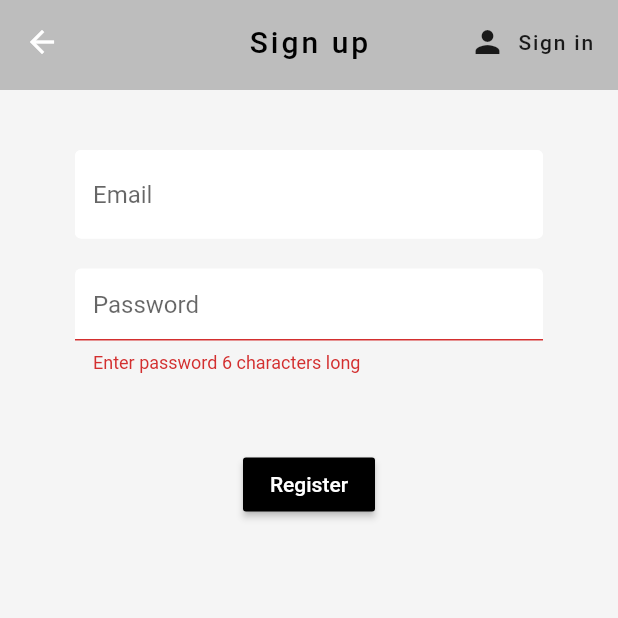
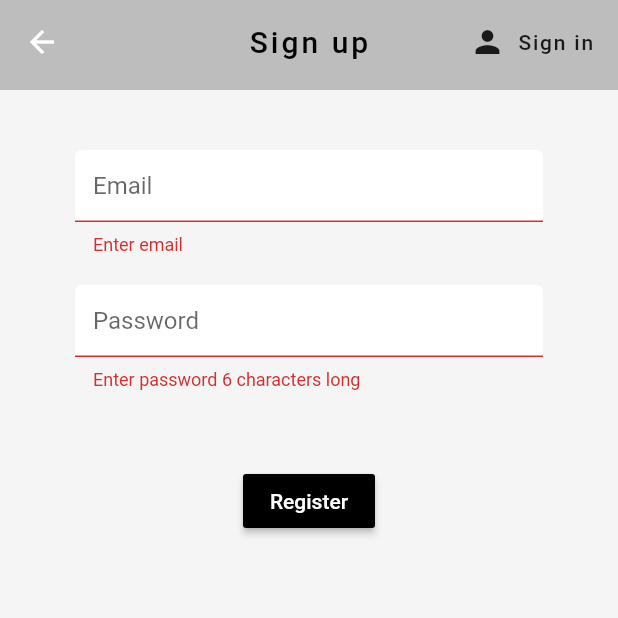
Before and after one commit to NkanyisoSigwaza/my_menu, a Flutter app: the Register screen opened directly, after a tap on "Register", on a phone screen of 412 x 824 dp, the top half of it. Run offline on Flutter 3.47's test engine with Material 2 defaults, Android fonts, the light colour scheme and no system bars; our stand-ins replace cloud_firestore, firebase_auth, firebase_storage, flutter_spinkit, fluttertoast, geolocator and 3 more; missing offline and left inert: flutter_google_places, flutter_polyline_points, geoflutterfire, google_maps_webservice, permission; accounts and stored records are empty.

Commit message:
Register view and code fully separated

```diff
--- a/lib/Authenticate/Register.dart
+++ b/lib/Authenticate/Register.dart
@@ -3,6 +3,7 @@ import 'package:mymenu/Authenticate/Auth.dart';
 import 'package:mymenu/Shared/Constants.dart';
 import 'package:mymenu/Shared/Loading.dart';
 import 'package:mymenu/States/RegisterState.dart';
+import 'package:provider/provider.dart';
 
 class Register extends StatefulWidget {
   final Function toggleView;
@@ -14,11 +15,10 @@ class Register extends StatefulWidget {
 }
 
 class _RegisterState extends State<Register> {
-  RegisterState registerState = RegisterState();
-
 
   @override
   Widget build(BuildContext context) {
+   final registerState = Provider.of<RegisterState>(context);
     return registerState.loading
         ? Loading()
         : Scaffold(
@@ -64,9 +64,9 @@ class _RegisterState extends State<Register> {
                     TextFormField(
                       decoration:
                           textInputDecoration.copyWith(hintText: "Email"),
-                      // ignore: missing_return
+
                       validator: (val){
-                        registerState.validateEmail(val);
+                       return registerState.validateEmail(val);
                       },
                       onChanged: (val) {
                         //returns a value each time the user types or deletes something
@@ -80,14 +80,7 @@ class _RegisterState extends State<Register> {
                       decoration:
                           textInputDecoration.copyWith(hintText: "Password"),
                       validator: (val) {
-                        if (val.length < 6) {
-                          //user didn't enter valid password
-                          return "Enter password 6 characters long";
-                        } else {
-                          //user entered valid password
-
-                          return null;
-                        }
+                       return registerState.validatePassword(val);
                       },
                       obscureText: true, // encrypts password
                       onChanged: (val) {
@@ -100,26 +93,8 @@ class _RegisterState extends State<Register> {
                     SizedBox(height: 50),
                     RaisedButton(
                       onPressed: () async {
-                        //takes some time need to interact with firebase
 
-                        if (registerState.formKey.currentState.validate()) {
-                          // if the form is valid
-                          setState(() {
-                            registerState.loading = true;
-                          });
-
-                          dynamic result = await registerState.auth.registerWithEmailAndPassword(
-                              registerState.email,
-                              registerState
-                                  .password); //used dynamic because could either get user or null
-                          if (result == null) {
-                            setState(() {
-                              registerState.loading = false;
-                              registerState.error =
-                                  "please supply a valid email";
-                            });
-                          }
-                        }
+                        registerState.registerClicked();
                       },
                       color: Colors.black,
                       child: Text(
--- a/lib/Home/Home.dart
+++ b/lib/Home/Home.dart
@@ -5,6 +5,7 @@ import 'package:flutter/material.dart';
 import 'package:flutter/widgets.dart';
 import 'package:fluttertoast/fluttertoast.dart';
 import 'package:mymenu/Authenticate/Auth.dart';
+import 'package:mymenu/Authenticate/SignIn.dart';
 import 'package:mymenu/Home/Budget.dart';
 import 'package:mymenu/Home/CheckOut.dart';
 import 'package:mymenu/Maps/MyMap.dart';
@@ -106,6 +107,11 @@ class _HomeState extends State<Home> {
               title:Text("Sign out"),
               onTap: (){
                 _auth.signOut();
+                Navigator.of(context).pop();//closes menu in home pAGE
+                Navigator.push(
+                    context,
+                    MaterialPageRoute(builder: (context) => SignIn())
+                );
 
               },
             ),
--- a/lib/Navigate/Director.dart
+++ b/lib/Navigate/Director.dart
@@ -37,7 +37,7 @@ class _DirectorState extends State<Director> {
       providers: [
         StreamProvider<List<FoodItem>>.value(value:Database().foodAndConnect(widget.resturant)),
         ChangeNotifierProvider.value(value: AppState()),
-        ChangeNotifierProvider.value(value: RegisterState()),
+      //  ChangeNotifierProvider.value(value: RegisterState()),
         StreamProvider<List<LocationN>>.value(value:Database().DriverLocation()),
 
 
--- a/lib/Navigate/Wrapper.dart
+++ b/lib/Navigate/Wrapper.dart
@@ -4,6 +4,7 @@ import 'package:mymenu/Authenticate/Authenticate.dart';
 
 import 'package:mymenu/Models/User.dart';
 import 'package:mymenu/Navigate/Director.dart';
+import 'package:mymenu/States/RegisterState.dart';
 import 'package:provider/provider.dart';
 import 'package:mymenu/Home/Resturants.dart';
 import 'package:mymenu/Home/Resturants.dart';
@@ -17,7 +18,10 @@ class Wrapper extends StatelessWidget {
 
     if (user==null){
       // user not signed in
-      return Authenticate();
+      return ChangeNotifierProvider.value(
+          value: RegisterState(),
+          child: Authenticate()
+      );
     }
     else{
       // Bastard signed in!
--- a/lib/States/RegisterState.dart
+++ b/lib/States/RegisterState.dart
@@ -1,43 +1,93 @@
 import 'package:firebase_auth/firebase_auth.dart';
 import 'package:flutter/material.dart';
 import 'package:mymenu/Authenticate/Auth.dart';
+import 'package:mymenu/Models/User.dart';
 
-class RegisterState with ChangeNotifier{
+class RegisterState with ChangeNotifier {
+  bool loading = false;
+  final _formKey = GlobalKey<
+      FormState>(); // will allow us to validate our form make sure the user doesnt f up
+  String error = "";
+  //Auth _auth; //will change later
+  String email = "";
+  String password = "";
+  final FirebaseAuth _auth= FirebaseAuth.instance;
 
-  bool loading = false;
-  final _formKey = GlobalKey<FormState>(); // will allow us to validate our form make sure the user doesnt f up
-  String error = "";
-  final Auth _auth = Auth();  //will change later
-  String email = "";
-  String password="";
-  final FirebaseAuth _firebase_auth = FirebaseAuth.instance;
-
-
+  //GETTERS
   GlobalKey<FormState> get formKey => _formKey;
 
-  Auth get auth => _auth;
-  notifyListeners();
+  //Auth get auth => _auth;
 
-  RegisterState(){
+  RegisterState() {
 
   }
 
   // Ensures that user types in correct email
-  String validateEmail(String value){
-    if(value.isEmpty){
+  String validateEmail(String email) {
+    if (email.isEmpty) {
       //user didn't enter email
+
       notifyListeners();
       return "Enter email";
     }
     //user entered email correctly
     notifyListeners();
     return null;
-
-
   }
 
+  // ensures user types correct password
+  String validatePassword(String password) {
+    if (password.length < 6) {
+      //user didn't enter valid password
 
+      notifyListeners();
+      return "Enter password 6 characters long";
+    }
+    notifyListeners();
+    //user entered valid password
+    return null;
+  }
 
+  // once register button is clicked
 
+  registerClicked() async {
+    if (_formKey.currentState.validate()) {
+      // if the form is valid
+
+      loading = true;
+
+      dynamic result = await registerWithEmailAndPassword(
+          email, password); //used dynamic because could either get user or null
+      if (result == null) {
+        loading = false;
+        error = "please supply a valid email";
+      }
+    }
+    notifyListeners();
+  }
+
+  // Returns user object which contains firebaseID
+  User _userFromFireBaseUser(FirebaseUser user){
+    return user!=null ? User(userId: user.uid) : null;
+  }
+
+  // registers new user
+  Future registerWithEmailAndPassword(String email,String password) async{
+    try{
+      AuthResult result = await _auth.createUserWithEmailAndPassword(email: email, password: password);
+      //grab user from that result
+      FirebaseUser fb_user  = result.user;
+
+      //create a new document for user with uid
+      return _userFromFireBaseUser(fb_user);
+      // will only work if it was succesful ie can sign in with email and password
+    }
+    catch(e){
+      print(e);
+      print("could not create user");
+      return null;
+
+    }
+  }
 
 }
```
Also changed, not shown: lib/Authenticate/Auth.dart (+0 -20 lines).
